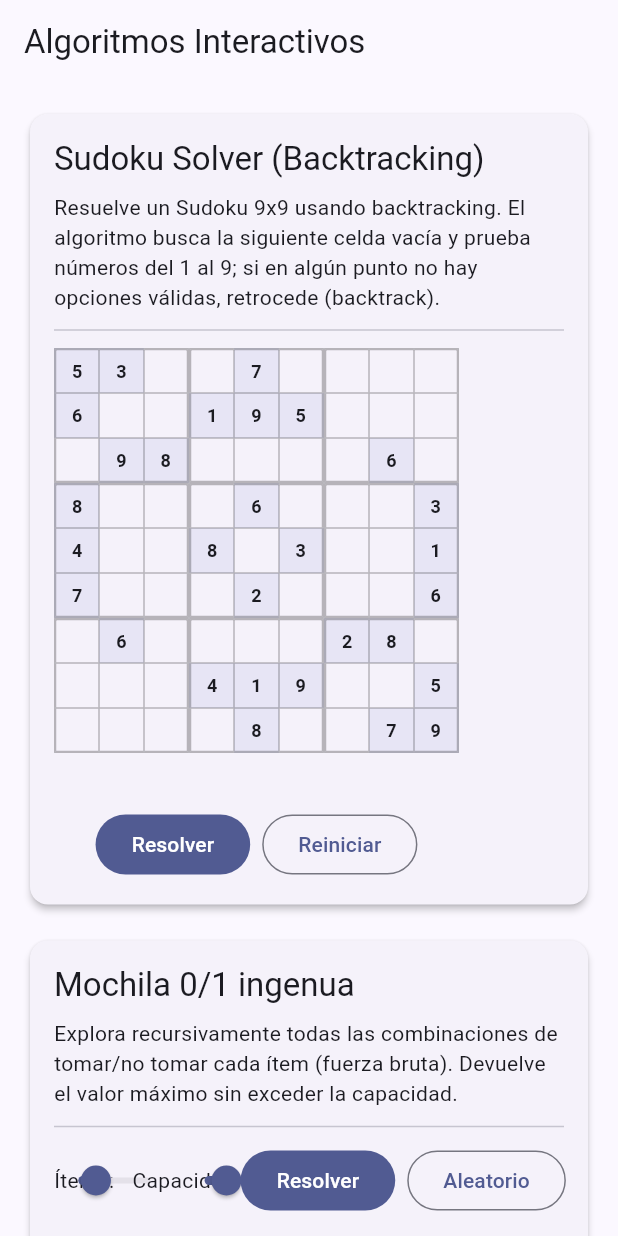
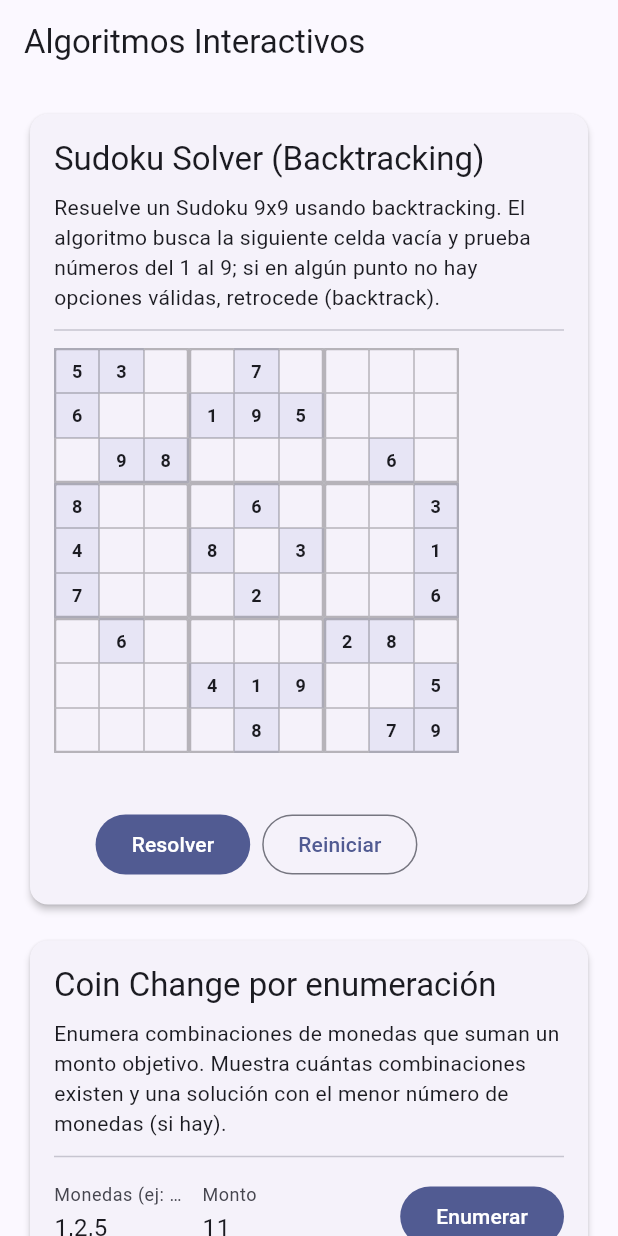
Before and after one commit to Caro405/pagina-de-algoritmos-des, a Flutter app: the screen it shows after launch, on a phone screen of 412 x 824 dp. Run offline on Flutter 3.47's test engine with Material 3 defaults, Android fonts, the phone set to English and light mode, and no system bars.

```diff
--- a/lib/main.dart
+++ b/lib/main.dart
@@ -31,13 +31,6 @@ class HomePage extends StatelessWidget {
             description:
                 'Resuelve un Sudoku 9x9 usando backtracking. El algoritmo busca la siguiente celda vacía y prueba números del 1 al 9; si en algún punto no hay opciones válidas, retrocede (backtrack).',
             child: SudokuDemo(),
-          ),
-          SizedBox(height: 16),
-          AlgorithmCard(
-            title: 'Mochila 0/1 ingenua',
-            description:
-                'Explora recursivamente todas las combinaciones de tomar/no tomar cada ítem (fuerza bruta). Devuelve el valor máximo sin exceder la capacidad.',
-            child: KnapsackDemo(),
           ),
           SizedBox(height: 16),
           AlgorithmCard(
@@ -181,10 +174,10 @@ class _SudokuDemoState extends State<SudokuDemo> {
   Widget build(BuildContext context) {
     return Column(
       children: [
-        // Cambiado: Reducir el tamaño del grid de Sudoku
+
         SizedBox(
-          width: 270, // Tamaño reducido
-          height: 270, // Tamaño reducido
+          width: 270,
+          height: 270,
           child: GridView.builder(
             physics: const NeverScrollableScrollPhysics(),
             gridDelegate: const SliverGridDelegateWithFixedCrossAxisCount(crossAxisCount: 9),
@@ -224,101 +217,6 @@ class _SudokuDemoState extends State<SudokuDemo> {
   }
 }
 
-// ======================== MOCHILA 0/1 INGENUA ========================
-class KnapsackDemo extends StatefulWidget {
-  const KnapsackDemo({super.key});
-  @override
-  State<KnapsackDemo> createState() => _KnapsackDemoState();
-}
-
-class _KnapsackDemoState extends State<KnapsackDemo> {
-  int n = 5;
-  int capacity = 15;
-  late List<int> weights;
-  late List<int> values;
-  String result = '';
-  int explored = 0;
-
-  @override
-  void initState() {
-    super.initState();
-    _randomize();
-  }
-
-  void _randomize() {
-    final rng = Random();
-    weights = List<int>.generate(n, (_) => 1 + rng.nextInt(10));
-    values = List<int>.generate(n, (_) => 1 + rng.nextInt(20));
-    result = '';
-    explored = 0;
-    setState(() {});
-  }
-
-  int _knap(int i, int cap) {
-    explored++;
-    if (i == n || cap == 0) return 0;
-    final without = _knap(i + 1, cap);
-    if (weights[i] > cap) return without;
-    final withIt = values[i] + _knap(i + 1, cap - weights[i]);
-    return max(without, withIt);
-  }
-
-  void _solve() {
-    explored = 0;
-    final sw = Stopwatch()..start();
-    final best = _knap(0, capacity);
-    sw.stop();
-    setState(() {
-      result = 'Valor máx: $best · nodos explorados: $explored · ${sw.elapsedMilliseconds} ms';
-    });
-  }
-
-  @override
-  Widget build(BuildContext context) {
-    return Column(crossAxisAlignment: CrossAxisAlignment.start, children: [
-      Row(children: [
-        const Text('Ítems:'),
-        Expanded(
-          child: Slider(
-            value: n.toDouble(), min: 3, max: 12, divisions: 9,
-            label: '$n',
-            onChanged: (v) => setState(() => n = v.round()),
-            onChangeEnd: (_) => _randomize(),
-          ),
-        ),
-        const SizedBox(width: 12),
-        const Text('Capacidad:'),
-        Expanded(
-          child: Slider(
-            value: capacity.toDouble(), min: 5, max: 40, divisions: 35,
-            label: '$capacity',
-            onChanged: (v) => setState(() => capacity = v.round()),
-          ),
-        ),
-        FilledButton(onPressed: _solve, child: const Text('Resolver')),
-        const SizedBox(width: 8),
-        OutlinedButton(onPressed: _randomize, child: const Text('Aleatorio')),
-      ]),
-      const SizedBox(height: 8),
-      SingleChildScrollView(
-        scrollDirection: Axis.horizontal,
-        child: DataTable(columns: const [
-          DataColumn(label: Text('#')),
-          DataColumn(label: Text('Peso')),
-          DataColumn(label: Text('Valor')),
-        ], rows: [
-          for (int i = 0; i < n; i++) DataRow(cells: [
-            DataCell(Text('${i + 1}')),
-            DataCell(Text('${weights[i]}')),
-            DataCell(Text('${values[i]}')),
-          ])
-        ]),
-      ),
-      const SizedBox(height: 8),
-      Text(result, style: const TextStyle(fontWeight: FontWeight.w600)),
-    ]);
-  }
-}
 
 // ======================== COIN CHANGE (ENUMERACIÓN) ========================
 class CoinChangeDemo extends StatefulWidget {
```
